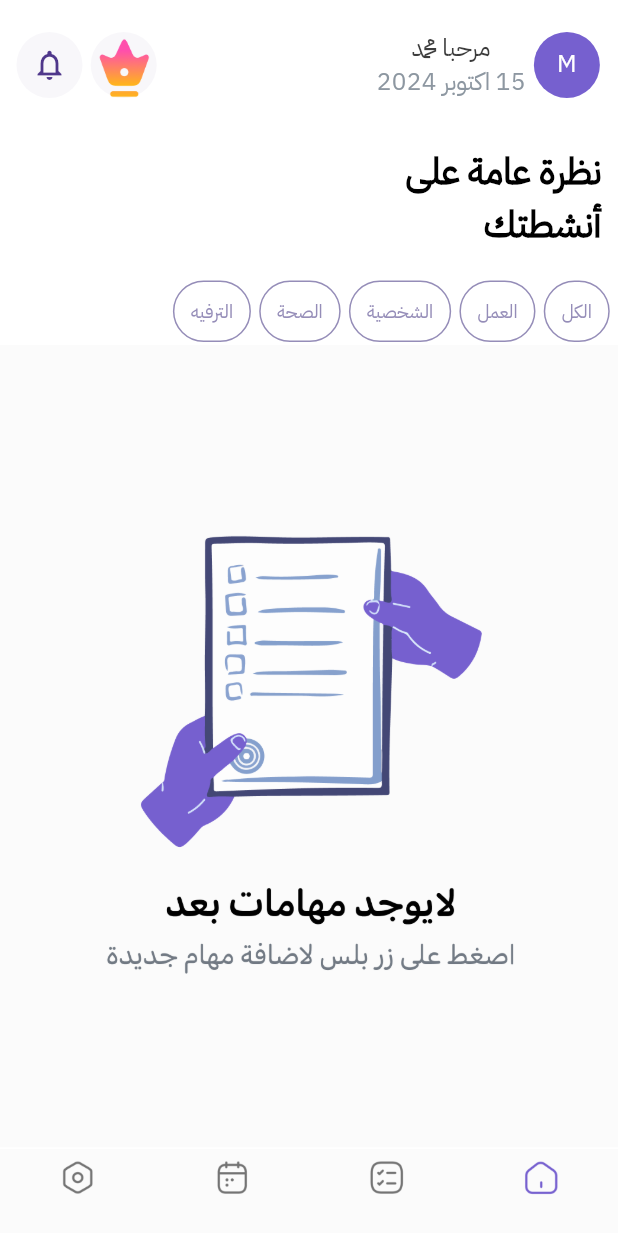
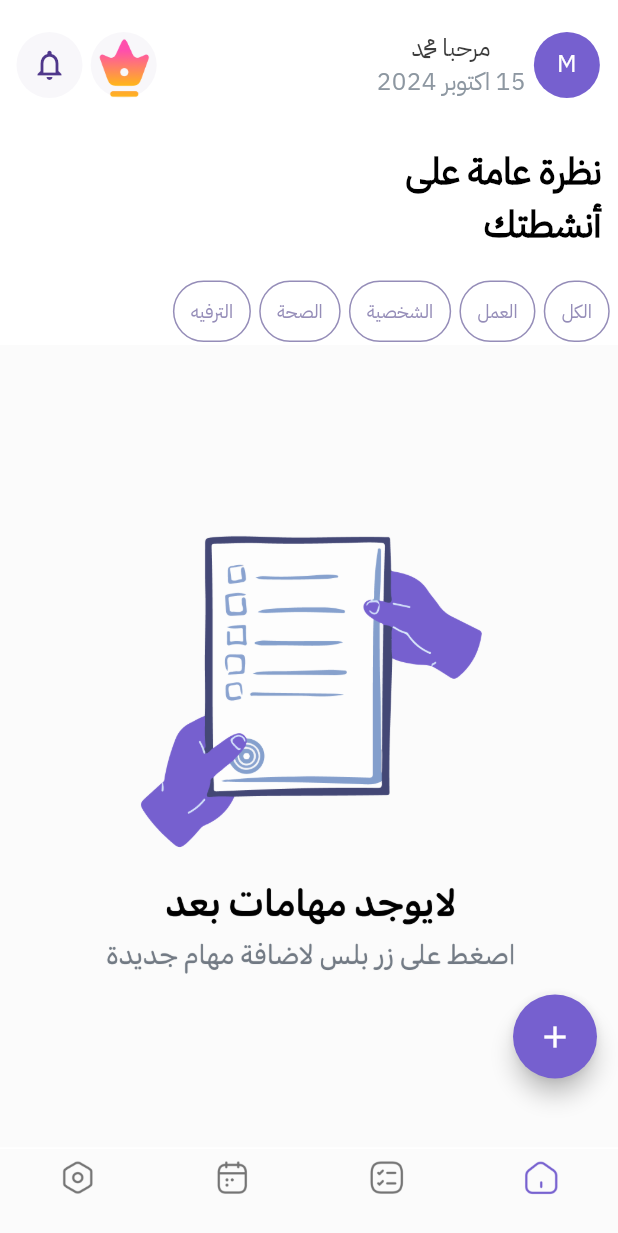
Before and after one commit to abooodfares/Mohemti, a Flutter app: the screen it shows after launch, on a phone screen of 412 x 824 dp. Shown: the top 1233 px of the screen. Run offline on Flutter 3.47's test engine with Material 3 defaults, Android fonts, the phone set to English and light mode, and no system bars; our stand-ins replace bloc, flutter_bloc, flutter_screenutil, flutter_svg, font_awesome_flutter.

Commit message:
copmlete cateogrytask

```diff
--- /dev/null
+++ b/lib/features/home/cubit/home_cubit.dart
@@ -0,0 +1,16 @@
+import 'package:bloc/bloc.dart';
+import 'package:meta/meta.dart';
+
+part 'home_state.dart';
+
+class HomeCubit extends Cubit<HomeState> {
+  HomeCubit() : super(HomeInitial());
+  List<String> categories = ['الكل', 'العمل', 'الشخصية', 'الصحة', 'الترفيه'];
+  String text = '';
+
+
+  void changeCategory(String newCategory) {
+    text = newCategory;
+    emit(ChangeCategory());
+  }
+}
--- /dev/null
+++ b/lib/features/home/cubit/home_state.dart
@@ -0,0 +1,7 @@
+part of 'home_cubit.dart';
+
+@immutable
+sealed class HomeState {}
+
+final class HomeInitial extends HomeState {}
+final class ChangeCategory extends HomeState {}
--- a/lib/features/home/view/home_view.dart
+++ b/lib/features/home/view/home_view.dart
@@ -1,12 +1,12 @@
-import 'dart:math';
-
 import 'package:flutter/material.dart';
+import 'package:flutter_bloc/flutter_bloc.dart';
 import 'package:flutter_screenutil/flutter_screenutil.dart';
 import 'package:mohemti/core/helper/my_padding_ex.dart';
 import 'package:mohemti/core/helper/sizedbox%20extention.dart';
 import 'package:mohemti/core/theme/colors.dart';
 import 'package:mohemti/core/theme/text_style.dart';
 import 'package:mohemti/core/widgets/my_bottom_navigationbar.dart';
+import 'package:mohemti/features/home/cubit/home_cubit.dart';
 import 'package:mohemti/features/home/widgets/SeeYourActivitySentnce.dart';
 import 'package:mohemti/features/home/widgets/home_view_first_row.dart';
 import 'package:mohemti/features/home/widgets/user_task_category.dart';
@@ -19,11 +19,28 @@ class HomeView extends StatefulWidget {
 }
 
 class _HomeViewState extends State<HomeView> {
-
   @override
   Widget build(BuildContext context) {
-    return Scaffold(
-      bottomNavigationBar:Mybottomnavigtionbar() ,
+    return BlocProvider(
+      create: (context) => HomeCubit(),
+      child: Scaffold(
+        floatingActionButton: Padding(
+          padding: const EdgeInsets.all(30.0),
+          child: Row(
+            children: [
+              FloatingActionButton(
+                  shape: const CircleBorder(),
+                  clipBehavior: Clip.antiAlias,
+                  backgroundColor: appcolors.secondaryColor,
+                  onPressed: () {},
+                  child: Icon(
+                    Icons.add,
+                    color: Colors.white,
+                  )),
+            ],
+          ),
+        ),
+        bottomNavigationBar: Mybottomnavigtionbar(),
         backgroundColor: Color(0xFFFFFFFF),
         body: SafeArea(
           child: Column(
@@ -48,6 +65,7 @@ class _HomeViewState extends State<HomeView> {
             ],
           ),
         ),
+      ),
     );
   }
 }
--- a/lib/features/home/widgets/user_task_category.dart
+++ b/lib/features/home/widgets/user_task_category.dart
@@ -1,14 +1,17 @@
 import 'package:flutter/material.dart';
+import 'package:flutter_bloc/flutter_bloc.dart';
 import 'package:mohemti/core/helper/my_padding_ex.dart';
+import 'package:mohemti/core/theme/colors.dart';
 import 'package:mohemti/core/theme/text_style.dart';
+import 'package:mohemti/features/home/cubit/home_cubit.dart';
 
 class UserTaskCatecogery extends StatelessWidget {
   UserTaskCatecogery({super.key});
-  List<String> categories = ['الكل', 'العمل', 'الشخصية', 'الصحة', 'الترفيه'];
-
 
   @override
   Widget build(BuildContext context) {
+    final List<String> categories =
+        BlocProvider.of<HomeCubit>(context).categories;
     return SingleChildScrollView(
       scrollDirection: Axis.horizontal,
       child: Row(children: [
@@ -16,10 +19,10 @@ class UserTaskCatecogery extends StatelessWidget {
           Padding(
             padding: leftPadding(5),
             //is in seem file
-            child: TaskCategory(mytext: categories[i],),
+            child: TaskCategory(
+              mytext: categories[i],
             ),
-
-
+          ),
       ]),
     );
   }
@@ -30,24 +33,34 @@ class TaskCategory extends StatelessWidget {
 
   final String mytext;
 
-
   @override
   Widget build(BuildContext context) {
-    return  Container(
+    return BlocBuilder<HomeCubit, HomeState>(
+      builder: (context, state) {
+        return GestureDetector(
+          onTap: () {
+            BlocProvider.of<HomeCubit>(context).changeCategory(mytext);
+          },
+          child: Container(
               alignment: Alignment.center,
-            constraints:
-                BoxConstraints(minWidth: 40, minHeight: 32),
+              constraints: BoxConstraints(minWidth: 40, minHeight: 32),
               padding: allPadding(10),
               decoration: BoxDecoration(
                   border: Border.all(color: Color(0xFF958DB8)),
-                color: Colors.white,
+                  color: BlocProvider.of<HomeCubit>(context).text == mytext
+                      ? appcolors.secondaryColor
+                      : Colors.white,
                   borderRadius: BorderRadius.circular(44)),
               child: Text(
                 mytext,
                 style: AppTextStyles.weight400size12white.copyWith(
-                color: Color(0xFF958DB8),
+                  color:BlocProvider.of<HomeCubit>(context).text == mytext
+                      ? Color(0xFFFFFFFF): Color(0xFF958DB8),
                 ),
                 textAlign: TextAlign.center,
-            ));
+              )),
+        );
+      },
+    );
   }
 }
--- a/pubspec.yaml
+++ b/pubspec.yaml
@@ -31,6 +31,7 @@ dependencies:
   cupertino_icons: ^1.0.8
   flutter:
     sdk: flutter
+  flutter_bloc: ^8.1.6
   flutter_native_splash: ^2.4.3
   flutter_screenutil: ^5.9.3
   flutter_svg: ^2.0.14
```
Also changed, not shown: pubspec.lock. Lines whose indentation alone changed are shown as unchanged.
